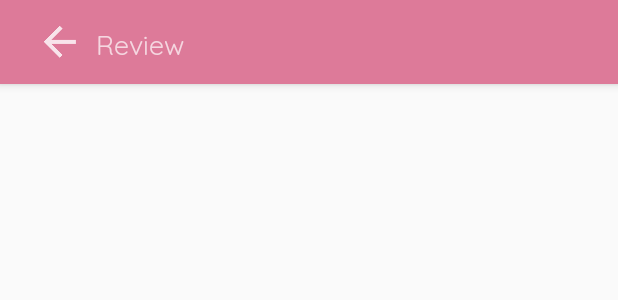
After one commit to rioputroo/brawijaya_apps, an Android app: the layout activity_review.xml on its own in the app's theme, with its tools: preview values and no code run, on a phone screen of 412 x 824 dp. The commit adds this screen. Shown: the top 300 px of the screen. Run offline under Robolectric (Android 15) with nearby library versions, the phone set to English and light mode, and no system bars; network calls fail.

Commit message:
added review activity

```diff
--- a/app/src/main/AndroidManifest.xml
+++ b/app/src/main/AndroidManifest.xml
@@ -71,7 +71,11 @@
             android:name=".MyOrderActivity"
             android:label="@string/title_activity_my_order"
             android:theme="@style/AppTheme" />
-        <activity android:name=".NurseCallTestActivity"></activity>
+        <activity android:name=".NurseCallTestActivity" />
+        <activity
+            android:name=".ReviewActivity"
+            android:label="@string/title_activity_review"
+            android:theme="@style/AppTheme"></activity>
     </application>
 
 </manifest>
--- /dev/null
+++ b/app/src/main/java/com/example/nb_rioputro/brawijaya_apps/ReviewActivity.java
@@ -0,0 +1,39 @@
+package com.example.nb_rioputro.brawijaya_apps;
+
+import android.os.Bundle;
+import android.support.design.widget.FloatingActionButton;
+import android.support.design.widget.Snackbar;
+import android.support.v7.app.AppCompatActivity;
+import android.support.v7.widget.Toolbar;
+import android.view.View;
+import android.widget.ImageButton;
+
+public class ReviewActivity extends AppCompatActivity {
+    ImageButton imbBack;
+
+    @Override
+    protected void onCreate(Bundle savedInstanceState) {
+        super.onCreate(savedInstanceState);
+        setContentView(R.layout.activity_review);
+        Toolbar toolbar = (Toolbar) findViewById(R.id.toolbar);
+        setSupportActionBar(toolbar);
+
+        imbBack = (ImageButton) findViewById(R.id.imbBack);
+        imbBack.setOnClickListener(new View.OnClickListener() {
+            @Override
+            public void onClick(View view) {
+                finish();
+            }
+        });
+
+//        FloatingActionButton fab = (FloatingActionButton) findViewById(R.id.fab);
+//        fab.setOnClickListener(new View.OnClickListener() {
+//            @Override
+//            public void onClick(View view) {
+//                Snackbar.make(view, "Replace with your own action", Snackbar.LENGTH_LONG)
+//                        .setAction("Action", null).show();
+//            }
+//        });
+    }
+
+}
--- a/app/src/main/java/com/example/nb_rioputro/brawijaya_apps/TabHomePatient.java
+++ b/app/src/main/java/com/example/nb_rioputro/brawijaya_apps/TabHomePatient.java
@@ -22,7 +22,7 @@ import android.widget.Button;
 import android.widget.TextView;
 
 public class TabHomePatient extends Fragment {
-    Button btnFoodOrder, btnMyOrder, btnCall, btnLogout;
+    Button btnFoodOrder, btnMyOrder, btnCall, btnLogout, btnReview;
     String mId;
 
 
@@ -49,6 +49,14 @@ public class TabHomePatient extends Fragment {
 
         btnCall = (Button) rootView.findViewById(R.id.btnCall);
 
+        btnReview = (Button) rootView.findViewById(R.id.btnReview);
+        btnReview.setOnClickListener(new View.OnClickListener() {
+            @Override
+            public void onClick(View view) {
+                review();
+            }
+        });
+
         btnLogout = (Button) rootView.findViewById(R.id.btnLogout);
         btnLogout.setOnClickListener(new View.OnClickListener() {
             @Override
@@ -58,6 +66,11 @@ public class TabHomePatient extends Fragment {
         });
 
         return rootView;
+    }
+
+    private void review() {
+        Intent reviewIntent = new Intent(getActivity(), ReviewActivity.class);
+        startActivity(reviewIntent);
     }
 
     private void myOrder() {
--- /dev/null
+++ b/app/src/main/res/layout/activity_review.xml
@@ -0,0 +1,70 @@
+<?xml version="1.0" encoding="utf-8"?>
+<android.support.design.widget.CoordinatorLayout xmlns:android="http://schemas.android.com/apk/res/android"
+    xmlns:app="http://schemas.android.com/apk/res-auto"
+    xmlns:tools="http://schemas.android.com/tools"
+    android:layout_width="match_parent"
+    android:layout_height="match_parent"
+    tools:context="com.example.nb_rioputro.brawijaya_apps.ReviewActivity">
+
+    <android.support.design.widget.AppBarLayout
+        android:layout_width="match_parent"
+        android:layout_height="wrap_content"
+        android:theme="@style/AppTheme.AppBarOverlay">
+
+        <android.support.v7.widget.Toolbar
+            android:id="@+id/toolbar"
+            android:layout_width="match_parent"
+            android:layout_height="?attr/actionBarSize"
+            android:background="?attr/colorPrimary"
+            app:popupTheme="@style/AppTheme.PopupOverlay">
+
+            <android.support.constraint.ConstraintLayout
+                android:layout_width="match_parent"
+                android:layout_height="wrap_content">
+
+                <ImageButton
+                    android:id="@+id/imbBack"
+                    android:layout_width="wrap_content"
+                    android:layout_height="wrap_content"
+                    android:layout_marginBottom="8dp"
+                    android:layout_marginLeft="8dp"
+                    android:layout_marginStart="8dp"
+                    android:layout_marginTop="8dp"
+                    android:background="@null"
+                    android:src="@drawable/ic_back"
+                    app:layout_constraintBottom_toBottomOf="parent"
+                    app:layout_constraintStart_toStartOf="parent"
+                    app:layout_constraintTop_toTopOf="parent" />
+
+                <TextView
+                    android:id="@+id/textView5"
+                    android:layout_width="wrap_content"
+                    android:layout_height="wrap_content"
+                    android:layout_marginBottom="8dp"
+                    android:layout_marginLeft="8dp"
+                    android:layout_marginStart="8dp"
+                    android:layout_marginTop="8dp"
+                    android:fontFamily="@font/quicksand_regular"
+                    android:text="Review"
+                    android:textSize="18sp"
+                    app:layout_constraintBottom_toBottomOf="parent"
+                    app:layout_constraintStart_toEndOf="@+id/imbBack"
+                    app:layout_constraintTop_toTopOf="parent"
+                    app:layout_constraintVertical_bias="0.555" />
+
+            </android.support.constraint.ConstraintLayout>
+        </android.support.v7.widget.Toolbar>
+
+    </android.support.design.widget.AppBarLayout>
+
+    <include layout="@layout/content_review" />
+
+    <!--<android.support.design.widget.FloatingActionButton-->
+    <!--android:id="@+id/fab"-->
+    <!--android:layout_width="wrap_content"-->
+    <!--android:layout_height="wrap_content"-->
+    <!--android:layout_gravity="bottom|end"-->
+    <!--android:layout_margin="@dimen/fab_margin"-->
+    <!--app:srcCompat="@android:drawable/ic_dialog_email" />-->
+
+</android.support.design.widget.CoordinatorLayout>
--- /dev/null
+++ b/app/src/main/res/layout/content_review.xml
@@ -0,0 +1,11 @@
+<?xml version="1.0" encoding="utf-8"?>
+<android.support.constraint.ConstraintLayout xmlns:android="http://schemas.android.com/apk/res/android"
+    xmlns:app="http://schemas.android.com/apk/res-auto"
+    xmlns:tools="http://schemas.android.com/tools"
+    android:layout_width="match_parent"
+    android:layout_height="match_parent"
+    app:layout_behavior="@string/appbar_scrolling_view_behavior"
+    tools:context="com.example.nb_rioputro.brawijaya_apps.ReviewActivity"
+    tools:showIn="@layout/activity_review">
+
+</android.support.constraint.ConstraintLayout>
--- a/app/src/main/res/values/strings.xml
+++ b/app/src/main/res/values/strings.xml
@@ -14,4 +14,5 @@
     <string name="title_activity_rices_menu">RicesMenu</string>
     <string name="title_activity_food_details">FoodDetailsActivity</string>
     <string name="title_activity_my_order">MyOrderActivity</string>
+    <string name="title_activity_review">ReviewActivity</string>
 </resources>
```
